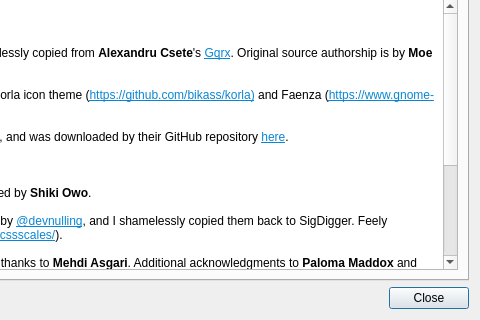
The window that ui/AboutDialog.ui (BatchDrake/SigDigger) describes before a commit, drawn with Qt 5; both pictures show x 420 to 900 and y 173 to 493 of the 900 by 493 pixel window.
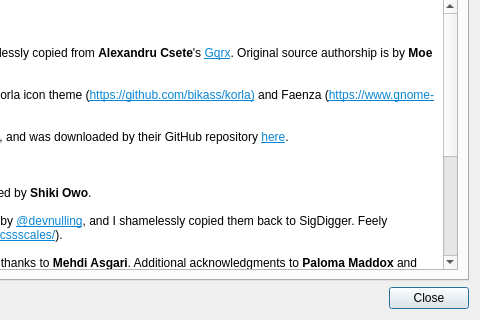
The same window after the commit. Icons and pictures are not drawn.

What changed in the file:
```diff
--- a/ui/AboutDialog.ui
+++ b/ui/AboutDialog.ui
@@ -54,13 +54,13 @@
 &lt;p style=&quot;-qt-paragraph-type:empty; margin-top:0px; margin-bottom:0px; margin-left:0px; margin-right:0px; -qt-block-indent:0; text-indent:0px; font-size:9pt;&quot;&gt;&lt;br /&gt;&lt;/p&gt;
 &lt;p style=&quot; margin-top:0px; margin-bottom:0px; margin-left:0px; margin-right:0px; -qt-block-indent:0; text-indent:0px;&quot;&gt;&lt;span style=&quot; font-size:9pt;&quot;&gt;PortAudio support, UX improvements and extensive testing were possible thanks to &lt;/span&gt;&lt;span style=&quot; font-size:9pt; font-weight:600;&quot;&gt;Mehdi Asgari&lt;/span&gt;&lt;span style=&quot; font-size:9pt;&quot;&gt;. Additional acknowledgments to &lt;/span&gt;&lt;span style=&quot; font-size:9pt; font-weight:600;&quot;&gt;Paloma Maddox&lt;/span&gt;&lt;span style=&quot; font-size:9pt;&quot;&gt; and &lt;/span&gt;&lt;span style=&quot; font-size:9pt; font-weight:600;&quot;&gt;Jorge Lajara&lt;/span&gt;&lt;span style=&quot; font-size:9pt;&quot;&gt; for their pre-release testing in their machines.&lt;/span&gt;&lt;/p&gt;
 &lt;p style=&quot;-qt-paragraph-type:empty; margin-top:0px; margin-bottom:0px; margin-left:0px; margin-right:0px; -qt-block-indent:0; text-indent:0px; font-size:9pt;&quot;&gt;&lt;br /&gt;&lt;/p&gt;
-&lt;p style=&quot; margin-top:0px; margin-bottom:0px; margin-left:0px; margin-right:0px; -qt-block-indent:0; text-indent:0px;&quot;&gt;&lt;span style=&quot; font-size:9pt;&quot;&gt;Multiple UX improvements were possible thanks to Bartek's tips (&lt;/span&gt;&lt;a href=&quot;https://github.com/BSAsecure&quot;&gt;&lt;span style=&quot; font-size:9pt; text-decoration: underline; color:#0986d3;&quot;&gt;https://github.com/BSAsecure&lt;/span&gt;&lt;/a&gt;&lt;span style=&quot; font-size:9pt;&quot;&gt;).&lt;/span&gt;&lt;/p&gt;
+&lt;p style=&quot; margin-top:0px; margin-bottom:0px; margin-left:0px; margin-right:0px; -qt-block-indent:0; text-indent:0px;&quot;&gt;&lt;span style=&quot; font-size:9pt;&quot;&gt;Multiple UX improvements were possible thanks to Bartek's tips (&lt;/span&gt;&lt;a href=&quot;https://github.com/BSAsecure&quot;&gt;&lt;span style=&quot; font-size:9pt; text-decoration: underline; color:#0986d3;&quot;&gt;https://github.com/BSAsecure&lt;/span&gt;&lt;/a&gt;&lt;span style=&quot; font-size:9pt;&quot;&gt;). Many features and UI enhancements were suggested by cemaxecuter (&lt;/span&gt;&lt;a href=&quot;https://github.com/BSAsecure&quot;&gt;&lt;span style=&quot; font-size:9pt; text-decoration: underline; color:#0986d3;&quot;&gt;https://cemaxecuter.com/&lt;/span&gt;&lt;/a&gt;&lt;span style=&quot; font-size:9pt;&quot;&gt;) during his extensive testing of the application in DragonOS.&lt;/span&gt;&lt;/p&gt;
 &lt;p style=&quot;-qt-paragraph-type:empty; margin-top:0px; margin-bottom:0px; margin-left:0px; margin-right:0px; -qt-block-indent:0; text-indent:0px; font-size:9pt;&quot;&gt;&lt;br /&gt;&lt;/p&gt;
 &lt;p style=&quot; margin-top:0px; margin-bottom:0px; margin-left:0px; margin-right:0px; -qt-block-indent:0; text-indent:0px;&quot;&gt;&lt;span style=&quot; font-size:9pt;&quot;&gt;This release also cointains bugfixes by Mehdi Asgari and Kai Wolf, as well as frequency navigation improvements and bookmark handling enhancements by Jaroslav Šafka (&lt;/span&gt;&lt;a href=&quot;https://github.com/jedi7&quot;&gt;&lt;span style=&quot; font-size:9pt; text-decoration: underline; color:#007af4;&quot;&gt;https://github.com/jedi7&lt;/span&gt;&lt;/a&gt;&lt;span style=&quot; font-size:9pt;&quot;&gt;)&lt;/span&gt;&lt;/p&gt;
 &lt;p style=&quot;-qt-paragraph-type:empty; margin-top:0px; margin-bottom:0px; margin-left:0px; margin-right:0px; -qt-block-indent:0; text-indent:0px; font-size:9pt;&quot;&gt;&lt;br /&gt;&lt;/p&gt;
 &lt;p style=&quot; margin-top:0px; margin-bottom:0px; margin-left:0px; margin-right:0px; -qt-block-indent:0; text-indent:0px;&quot;&gt;&lt;span style=&quot; font-size:9pt;&quot;&gt;Unsigned 8-bit raw file support, FreeBSD compatibility, benchmarks, bugfixes and several design ideas were possible thanks to &lt;/span&gt;&lt;span style=&quot; font-size:9pt; font-weight:600;&quot;&gt;Josef &amp;quot;Jeff&amp;quot; Sipek&lt;/span&gt;&lt;span style=&quot; font-size:9pt;&quot;&gt; (&lt;/span&gt;&lt;a href=&quot;https://josefsipek.net/&quot;&gt;&lt;span style=&quot; font-size:9pt; text-decoration: underline; color:#007af4;&quot;&gt;https://josefsipek.net/&lt;/span&gt;&lt;/a&gt;&lt;span style=&quot; font-size:9pt;&quot;&gt;)&lt;/span&gt;&lt;/p&gt;
 &lt;p style=&quot;-qt-paragraph-type:empty; margin-top:0px; margin-bottom:0px; margin-left:0px; margin-right:0px; -qt-block-indent:0; text-indent:0px; font-size:9pt;&quot;&gt;&lt;br /&gt;&lt;/p&gt;
-&lt;p style=&quot; margin-top:0px; margin-bottom:0px; margin-left:0px; margin-right:0px; -qt-block-indent:0; text-indent:0px;&quot;&gt;&lt;span style=&quot; font-size:9pt;&quot;&gt;Splash screen is a public domain picture of the DSN made by NASA/JPL.&lt;/span&gt;&lt;/p&gt;&lt;/body&gt;&lt;/html&gt;</string>
+&lt;p style=&quot; margin-top:0px; margin-bottom:0px; margin-left:0px; margin-right:0px; -qt-block-indent:0; text-indent:0px;&quot;&gt;&lt;span style=&quot; font-size:9pt;&quot;&gt;Splash screen is a public domain picture of the antenna of the Duga-1 (Дуга-1) over-the-horizon (OTH) radar system in Chernobyl (Ukraine), part of the Soviet ABM early-warning network.&lt;/span&gt;&lt;/p&gt;&lt;/body&gt;&lt;/html&gt;</string>
          </property>
          <property name="openExternalLinks">
           <bool>true</bool>
```
